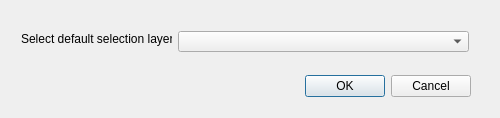
Qt form mosaic_builder_dialog_base.ui (Dorset-Council-UK/QGIS.Mosaic.Builder) before a commit.
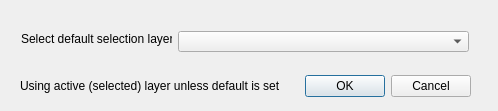
The same form after that commit. Custom widgets are drawn as their Qt base class.

Commit message: Adds a message to make it clear what no selected layer means. I didn't want to set the first option because that means modifying the default functionality of a QgsMapLayerSelection object. I've also cleaned up the plugin unload and updated the metadata. This is the first functional version and represents version 1. We may do further minor tweaks before releasing but it is functional.

```diff
--- a/mosaic_builder_dialog_base.ui
+++ b/mosaic_builder_dialog_base.ui
@@ -6,8 +6,8 @@
    <rect>
     <x>0</x>
     <y>0</y>
-    <width>500</width>
-    <height>118</height>
+    <width>498</width>
+    <height>111</height>
    </rect>
   </property>
   <property name="windowTitle">
@@ -55,6 +55,19 @@
     <string>Select default selection layer:</string>
    </property>
   </widget>
+  <widget class="QLabel" name="ActiveText">
+   <property name="geometry">
+    <rect>
+     <x>20</x>
+     <y>75</y>
+     <width>261</width>
+     <height>21</height>
+    </rect>
+   </property>
+   <property name="text">
+    <string>Using active (selected) layer unless default is set</string>
+   </property>
+  </widget>
  </widget>
  <customwidgets>
   <customwidget>
```
The commit also changes 4 other files.
